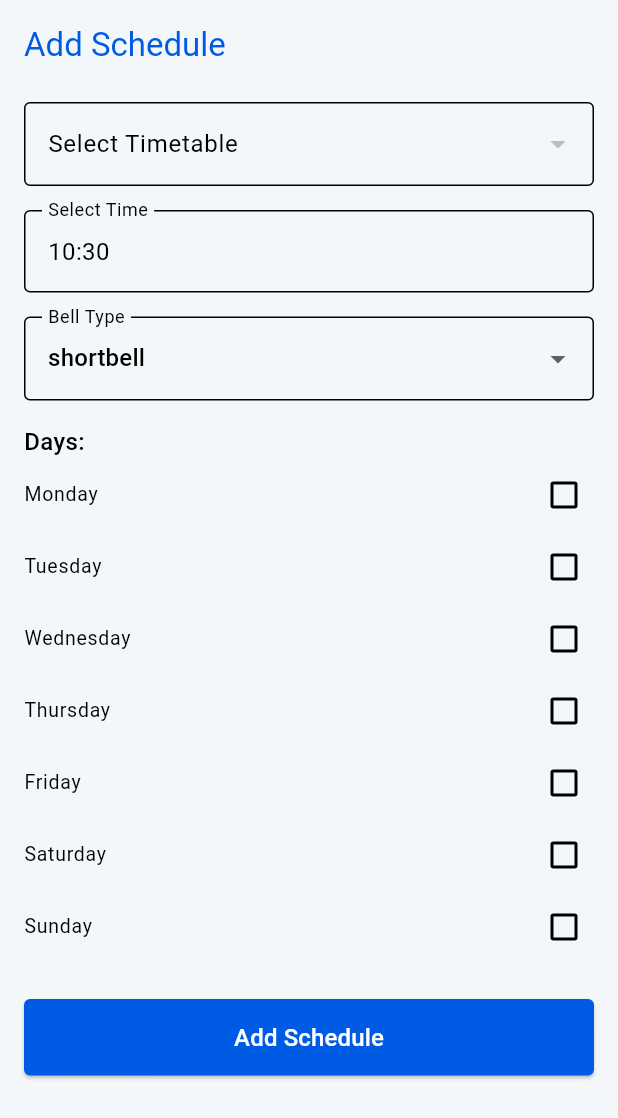
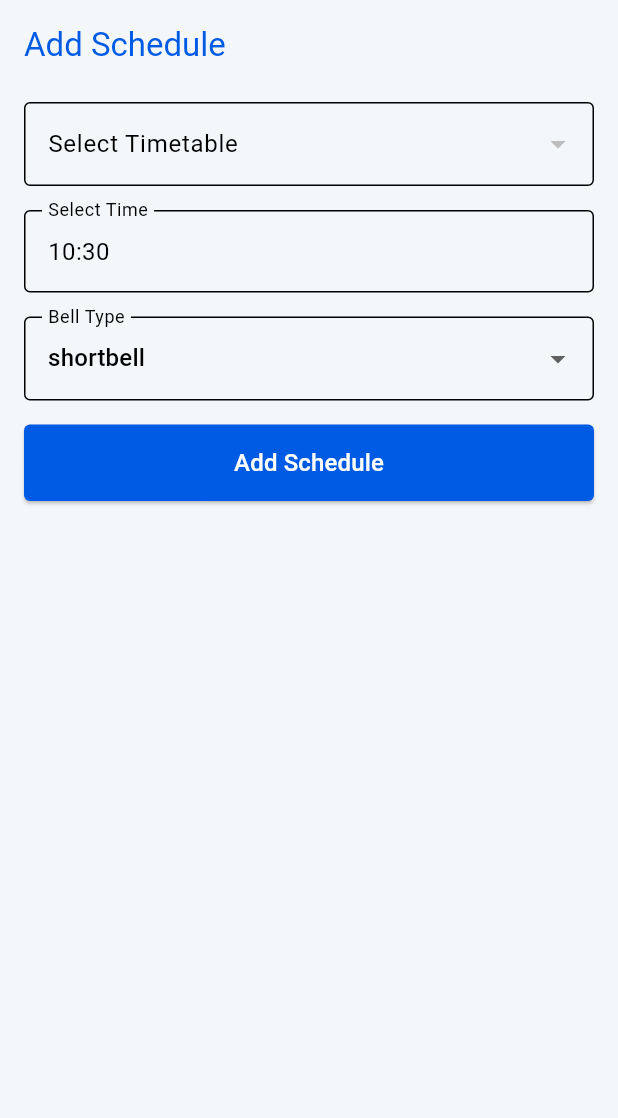
Before and after one commit to DhayananthB/titron, a Flutter app: the ScheduleForm widget shown alone on an empty page, opened directly with empty values, on a phone screen of 412 x 824 dp. Shown: the top 1118 px of the screen. Run offline on Flutter 3.47's test engine with Material 3 defaults, Android fonts, the phone set to English and light mode, and no system bars; network calls fail.

Commit message:
minor fix

```diff
--- a/lib/widgets/schedule_form.dart
+++ b/lib/widgets/schedule_form.dart
@@ -1,7 +1,7 @@
 import 'package:flutter/material.dart';
 import 'package:timetable_manager/models/models.dart';
 import 'package:timetable_manager/utils/colors.dart';
-import 'package:timetable_manager/utils/time_utils.dart'; // for time formatting
+import 'package:timetable_manager/utils/time_utils.dart';
 
 class ScheduleForm extends StatefulWidget {
   final List<Timetable> timetables;
@@ -22,15 +22,7 @@ class _ScheduleFormState extends State<ScheduleForm> {
   Timetable? _selectedTimetable;
   TimeOfDay _selectedTime = TimeOfDay.now();
   String _selectedBellType = 'shortbell';
-  final Map<String, bool> _selectedDays = {
-    'Monday': false,
-    'Tuesday': false,
-    'Wednesday': false,
-    'Thursday': false,
-    'Friday': false,
-    'Saturday': false,
-    'Sunday': false,
-  };
+  final Map<String, bool> _selectedDays = {};
 
   Future<void> _pickTime() async {
     final TimeOfDay? picked = await showTimePicker(
@@ -42,6 +34,15 @@ class _ScheduleFormState extends State<ScheduleForm> {
         _selectedTime = picked;
       });
     }
+  }
+
+  void _updateSelectedDays(List<String> days) {
+    setState(() {
+      _selectedDays.clear();
+      for (var day in days) {
+        _selectedDays[day] = false;
+      }
+    });
   }
 
   void _submitForm() {
@@ -105,6 +106,9 @@ class _ScheduleFormState extends State<ScheduleForm> {
               onChanged: (value) {
                 setState(() {
                   _selectedTimetable = value;
+                  if (value != null) {
+                    _updateSelectedDays(value.days);
+                  }
                 });
               },
               validator: (value) =>
@@ -149,6 +153,7 @@ class _ScheduleFormState extends State<ScheduleForm> {
             const SizedBox(height: 16),
 
             // Days selection
+            if (_selectedTimetable != null) ...[
               const Text(
                 'Days:',
                 style: TextStyle(fontSize: 16, fontWeight: FontWeight.w500),
@@ -168,6 +173,7 @@ class _ScheduleFormState extends State<ScheduleForm> {
                 ),
               ),
               const SizedBox(height: 24),
+            ],
 
             // Submit Button
             SizedBox(
```
Lines whose indentation alone changed are shown as unchanged.
